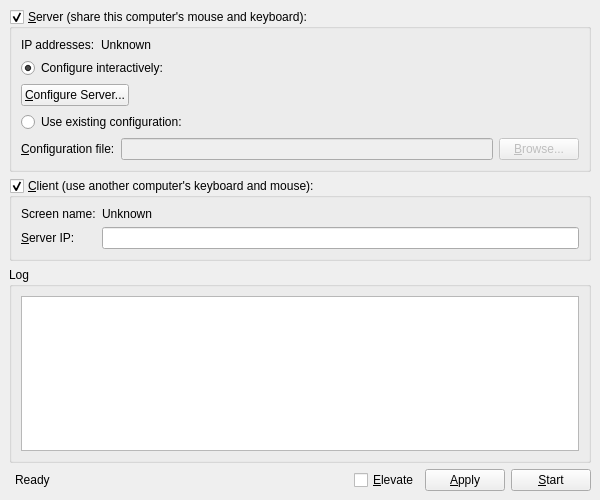
epakai/synergy-debian, file src/gui/res/MainWindowBase.ui: the form before one commit.
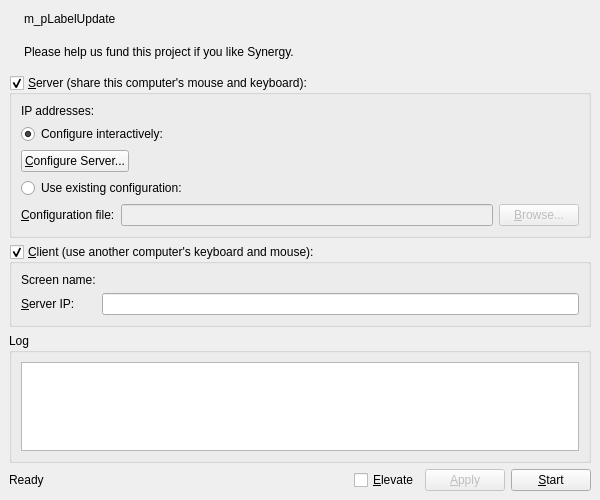
The form after the commit. Icons and pictures are not drawn.

Patch:
```diff
--- a/src/gui/res/MainWindowBase.ui
+++ b/src/gui/res/MainWindowBase.ui
@@ -26,156 +26,104 @@
    <string>Synergy</string>
   </property>
   <widget class="QWidget" name="centralwidget">
-   <layout class="QGridLayout">
-    <item row="2" column="0" colspan="12">
-     <widget class="QGroupBox" name="m_pGroupClient">
-      <property name="sizePolicy">
-       <sizepolicy hsizetype="Preferred" vsizetype="Fixed">
-        <horstretch>0</horstretch>
-        <verstretch>0</verstretch>
-       </sizepolicy>
-      </property>
-      <property name="title">
-       <string>&amp;Client (use another computer's keyboard and mouse):</string>
-      </property>
-      <property name="checkable">
-       <bool>true</bool>
-      </property>
-      <property name="checked">
-       <bool>true</bool>
-      </property>
-      <layout class="QFormLayout" name="formLayout_3">
-       <property name="fieldGrowthPolicy">
-        <enum>QFormLayout::AllNonFixedFieldsGrow</enum>
+   <layout class="QVBoxLayout" name="verticalLayout_2">
+    <item>
+     <widget class="QWidget" name="m_pWidgetUpdate" native="true">
+      <layout class="QHBoxLayout" name="horizontalLayout_2">
+       <property name="leftMargin">
+        <number>2</number>
        </property>
-       <item row="0" column="0">
-        <widget class="QLabel" name="label_5">
+       <property name="topMargin">
+        <number>0</number>
+       </property>
+       <property name="rightMargin">
+        <number>0</number>
+       </property>
+       <property name="bottomMargin">
+        <number>7</number>
+       </property>
+       <item>
+        <widget class="QLabel" name="m_pIconUpdate">
          <property name="text">
-          <string>Screen name:</string>
+          <string/>
          </property>
         </widget>
        </item>
-       <item row="0" column="1">
-        <widget class="QLabel" name="m_pLabelScreenName">
+       <item>
+        <widget class="QLabel" name="m_pLabelUpdate">
          <property name="text">
-          <string>Unknown</string>
+          <string notr="true">m_pLabelUpdate</string>
          </property>
         </widget>
        </item>
-       <item row="1" column="0">
-        <widget class="QLabel" name="m_pLabelServerName">
-         <property name="text">
-          <string>&amp;Server IP:</string>
+       <item>
+        <spacer name="m_pSpacerUpdate">
+         <property name="orientation">
+          <enum>Qt::Horizontal</enum>
          </property>
-         <property name="buddy">
-          <cstring>m_pLineEditHostname</cstring>
+         <property name="sizeHint" stdset="0">
+          <size>
+           <width>469</width>
+           <height>20</height>
+          </size>
          </property>
-        </widget>
+        </spacer>
        </item>
-       <item row="1" column="1">
-        <widget class="QLineEdit" name="m_pLineEditHostname"/>
-       </item>
       </layout>
      </widget>
     </item>
-    <item row="6" column="1">
-     <widget class="QLabel" name="m_pStatusLabel">
-      <property name="text">
-       <string>Ready</string>
-      </property>
-     </widget>
-    </item>
-    <item row="3" column="0" colspan="12">
-     <widget class="QGroupBox" name="m_pGroupLog">
-      <property name="title">
-       <string>Log</string>
-      </property>
-      <layout class="QVBoxLayout" name="verticalLayout">
+    <item>
+     <widget class="QWidget" name="m_pWidgetPremium" native="true">
+      <layout class="QHBoxLayout" name="horizontalLayout_3">
+       <property name="leftMargin">
+        <number>2</number>
+       </property>
+       <property name="topMargin">
+        <number>0</number>
+       </property>
+       <property name="rightMargin">
+        <number>0</number>
+       </property>
+       <property name="bottomMargin">
+        <number>7</number>
+       </property>
        <item>
-        <widget class="QTextEdit" name="m_pLogOutput">
-         <property name="sizePolicy">
-          <sizepolicy hsizetype="Expanding" vsizetype="Expanding">
-           <horstretch>0</horstretch>
-           <verstretch>0</verstretch>
-          </sizepolicy>
+        <widget class="QLabel" name="m_pIconPremium">
+         <property name="text">
+          <string/>
          </property>
-         <property name="font">
-          <font>
-           <family>Courier</family>
-          </font>
+         <property name="pixmap">
+          <pixmap resource="Synergy.qrc">:/res/icons/16x16/money.png</pixmap>
          </property>
-         <property name="autoFillBackground">
-          <bool>false</bool>
+        </widget>
+       </item>
+       <item>
+        <widget class="QLabel" name="m_pLabelPremium">
+         <property name="text">
+          <string>Please help us &lt;a href=&quot;http://synergy-foss.org/donate/?source=gui-notice&quot;&gt;fund this project&lt;/a&gt; if you like Synergy.</string>
          </property>
-         <property name="undoRedoEnabled">
-          <bool>false</bool>
-         </property>
-         <property name="lineWrapMode">
-          <enum>QTextEdit::NoWrap</enum>
-         </property>
-         <property name="readOnly">
+         <property name="openExternalLinks">
           <bool>true</bool>
          </property>
         </widget>
        </item>
+       <item>
+        <spacer name="m_pSpacerPremium">
+         <property name="orientation">
+          <enum>Qt::Horizontal</enum>
+         </property>
+         <property name="sizeHint" stdset="0">
+          <size>
+           <width>40</width>
+           <height>20</height>
+          </size>
+         </property>
+        </spacer>
+       </item>
       </layout>
      </widget>
     </item>
-    <item row="6" column="5">
-     <spacer>
-      <property name="orientation">
-       <enum>Qt::Horizontal</enum>
-      </property>
-      <property name="sizeHint" stdset="0">
-       <size>
-        <width>40</width>
-        <height>20</height>
-       </size>
-      </property>
-     </spacer>
-    </item>
-    <item row="6" column="2">
-     <widget class="QLabel" name="m_pUpdateIcon">
-      <property name="text">
-       <string/>
-      </property>
-      <property name="pixmap">
-       <pixmap resource="Synergy.qrc">:/res/icons/16x16/warning.png</pixmap>
-      </property>
-     </widget>
-    </item>
-    <item row="6" column="3">
-     <widget class="QLabel" name="m_pUpdateLabel">
-      <property name="text">
-       <string/>
-      </property>
-      <property name="openExternalLinks">
-       <bool>true</bool>
-      </property>
-     </widget>
-    </item>
-    <item row="6" column="11">
-     <widget class="QPushButton" name="m_pButtonToggleStart">
-      <property name="text">
-       <string>&amp;Start</string>
-      </property>
-     </widget>
-    </item>
-    <item row="6" column="10">
-     <widget class="QPushButton" name="m_pButtonApply">
-      <property name="text">
-       <string>&amp;Apply</string>
-      </property>
-     </widget>
-    </item>
-    <item row="6" column="9">
-     <widget class="QCheckBox" name="m_pElevateCheckBox">
-      <property name="text">
-       <string>&amp;Elevate</string>
-      </property>
-     </widget>
-    </item>
-    <item row="1" column="0" colspan="12">
+    <item>
      <widget class="QGroupBox" name="m_pGroupServer">
       <property name="sizePolicy">
        <sizepolicy hsizetype="Preferred" vsizetype="Fixed">
@@ -208,7 +156,7 @@
          <item row="0" column="1">
           <widget class="QLabel" name="m_pLabelIpAddresses">
            <property name="text">
-            <string>Unknown</string>
+            <string notr="true"/>
            </property>
           </widget>
          </item>
@@ -289,6 +237,144 @@
       </layout>
      </widget>
     </item>
+    <item>
+     <widget class="QGroupBox" name="m_pGroupClient">
+      <property name="sizePolicy">
+       <sizepolicy hsizetype="Preferred" vsizetype="Fixed">
+        <horstretch>0</horstretch>
+        <verstretch>0</verstretch>
+       </sizepolicy>
+      </property>
+      <property name="title">
+       <string>&amp;Client (use another computer's keyboard and mouse):</string>
+      </property>
+      <property name="checkable">
+       <bool>true</bool>
+      </property>
+      <property name="checked">
+       <bool>true</bool>
+      </property>
+      <layout class="QFormLayout" name="formLayout_3">
+       <property name="fieldGrowthPolicy">
+        <enum>QFormLayout::AllNonFixedFieldsGrow</enum>
+       </property>
+       <item row="0" column="0">
+        <widget class="QLabel" name="label_5">
+         <property name="text">
+          <string>Screen name:</string>
+         </property>
+        </widget>
+       </item>
+       <item row="1" column="0">
+        <widget class="QLabel" name="m_pLabelServerName">
+         <property name="text">
+          <string>&amp;Server IP:</string>
+         </property>
+         <property name="buddy">
+          <cstring>m_pLineEditHostname</cstring>
+         </property>
+        </widget>
+       </item>
+       <item row="1" column="1">
+        <widget class="QLineEdit" name="m_pLineEditHostname"/>
+       </item>
+       <item row="0" column="1">
+        <widget class="QLabel" name="m_pLabelScreenName">
+         <property name="text">
+          <string notr="true"/>
+         </property>
+        </widget>
+       </item>
+      </layout>
+     </widget>
+    </item>
+    <item>
+     <widget class="QGroupBox" name="m_pGroupLog">
+      <property name="title">
+       <string>Log</string>
+      </property>
+      <layout class="QVBoxLayout" name="verticalLayout">
+       <item>
+        <widget class="QTextEdit" name="m_pLogOutput">
+         <property name="sizePolicy">
+          <sizepolicy hsizetype="Expanding" vsizetype="Expanding">
+           <horstretch>0</horstretch>
+           <verstretch>0</verstretch>
+          </sizepolicy>
+         </property>
+         <property name="font">
+          <font>
+           <family>Courier</family>
+          </font>
+         </property>
+         <property name="autoFillBackground">
+          <bool>false</bool>
+         </property>
+         <property name="undoRedoEnabled">
+          <bool>false</bool>
+         </property>
+         <property name="lineWrapMode">
+          <enum>QTextEdit::NoWrap</enum>
+         </property>
+         <property name="readOnly">
+          <bool>true</bool>
+         </property>
+        </widget>
+       </item>
+      </layout>
+     </widget>
+    </item>
+    <item>
+     <layout class="QHBoxLayout" name="horizontalLayout">
+      <property name="sizeConstraint">
+       <enum>QLayout::SetDefaultConstraint</enum>
+      </property>
+      <item>
+       <widget class="QLabel" name="m_pStatusLabel">
+        <property name="text">
+         <string>Ready</string>
+        </property>
+       </widget>
+      </item>
+      <item>
+       <spacer name="spacer">
+        <property name="orientation">
+         <enum>Qt::Horizontal</enum>
+        </property>
+        <property name="sizeHint" stdset="0">
+         <size>
+          <width>40</width>
+          <height>20</height>
+         </size>
+        </property>
+       </spacer>
+      </item>
+      <item>
+       <widget class="QCheckBox" name="m_pElevateCheckBox">
+        <property name="text">
+         <string>&amp;Elevate</string>
+        </property>
+       </widget>
+      </item>
+      <item>
+       <widget class="QPushButton" name="m_pButtonApply">
+        <property name="enabled">
+         <bool>false</bool>
+        </property>
+        <property name="text">
+         <string>&amp;Apply</string>
+        </property>
+       </widget>
+      </item>
+      <item>
+       <widget class="QPushButton" name="m_pButtonToggleStart">
+        <property name="text">
+         <string>&amp;Start</string>
+        </property>
+       </widget>
+      </item>
+     </layout>
+    </item>
    </layout>
   </widget>
   <action name="m_pActionAbout">
```
Left out of the diff: 63 changed lines with no effect on the pictures.
